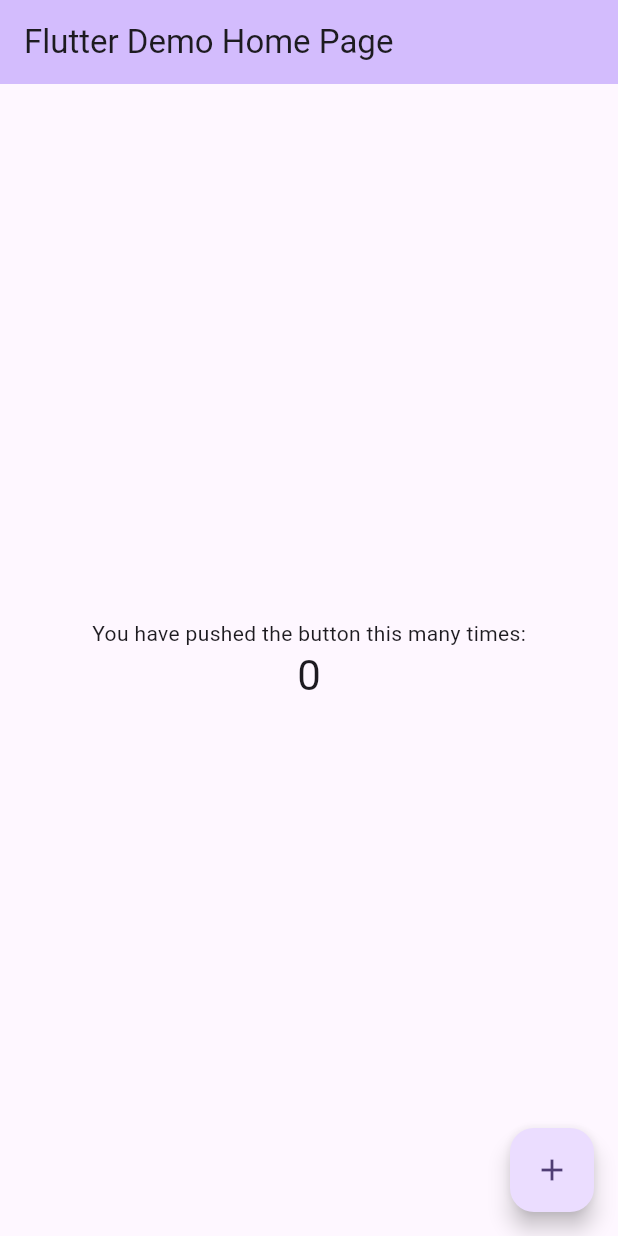
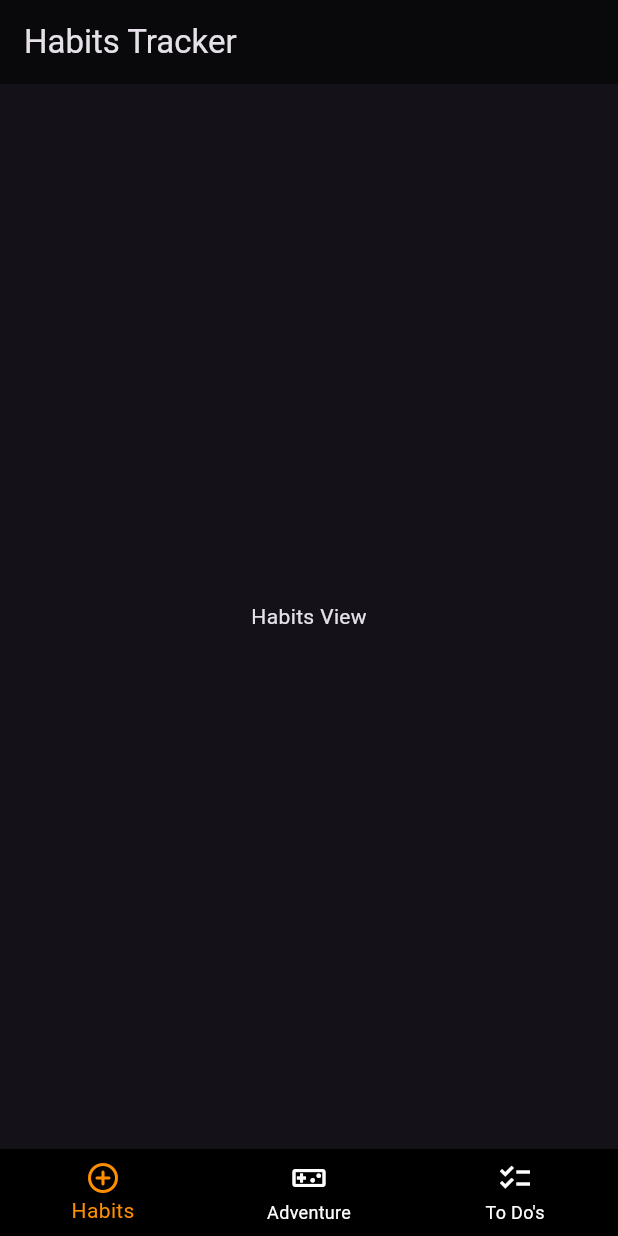
Before and after one commit to Cirrous/habitstracker, a Flutter app: the screen it shows after launch, on a phone screen of 412 x 824 dp. Run offline on Flutter 3.47's test engine with Material 3 defaults, Android fonts, the phone set to English and light mode, and no system bars.

Commit message:
Implement basic navigation and views

```diff
--- /dev/null
+++ b/lib/game_view.dart
@@ -0,0 +1,12 @@
+import 'package:flutter/material.dart';
+
+class GameView extends StatelessWidget {
+  const GameView({super.key});
+
+  @override
+  Widget build(BuildContext context) {
+    return Center(
+      child: Text('Game View'),
+    );
+  }
+}
--- /dev/null
+++ b/lib/habits_view.dart
@@ -0,0 +1,12 @@
+import 'package:flutter/material.dart';
+
+class HabitsView extends StatelessWidget {
+  const HabitsView({super.key});
+
+  @override
+  Widget build(BuildContext context) {
+    return Center(
+      child: Text('Habits View'),
+    );
+  }
+}
--- a/lib/main.dart
+++ b/lib/main.dart
@@ -1,125 +1,74 @@
   import 'package:flutter/material.dart';
+  import 'habits_view.dart';
+  import 'game_view.dart';
+  import 'todo_view.dart';
 
   void main() {
-  runApp(const MyApp());
+    runApp(MyApp());
   }
 
-class MyApp extends StatelessWidget {
+  class MyApp extends StatefulWidget {
     const MyApp({super.key});
 
-  // This widget is the root of your application.
     @override
-  Widget build(BuildContext context) {
-    return MaterialApp(
-      title: 'Flutter Demo',
-      theme: ThemeData(
-        // This is the theme of your application.
-        //
-        // TRY THIS: Try running your application with "flutter run". You'll see
-        // the application has a purple toolbar. Then, without quitting the app,
-        // try changing the seedColor in the colorScheme below to Colors.green
-        // and then invoke "hot reload" (save your changes or press the "hot
-        // reload" button in a Flutter-supported IDE, or press "r" if you used
-        // the command line to start the app).
-        //
-        // Notice that the counter didn't reset back to zero; the application
-        // state is not lost during the reload. To reset the state, use hot
-        // restart instead.
-        //
-        // This works for code too, not just values: Most code changes can be
-        // tested with just a hot reload.
-        colorScheme: ColorScheme.fromSeed(seedColor: Colors.deepPurple),
-        useMaterial3: true,
-      ),
-      home: const MyHomePage(title: 'Flutter Demo Home Page'),
-    );
-  }
+    _MyAppState createState() => _MyAppState();
   }
 
-class MyHomePage extends StatefulWidget {
-  const MyHomePage({super.key, required this.title});
+  class _MyAppState extends State<MyApp> {
+    int _selectedIndex = 0; // Index der aktuell ausgewählten View
 
-  // This widget is the home page of your application. It is stateful, meaning
-  // that it has a State object (defined below) that contains fields that affect
-  // how it looks.
+    // Liste der Views, die angezeigt werden
+    final List<Widget> _viewOptions = [
+      HabitsView(),
+      GameView(),
+      TodoView(),
+    ];
 
-  // This class is the configuration for the state. It holds the values (in this
-  // case the title) provided by the parent (in this case the App widget) and
-  // used by the build method of the State. Fields in a Widget subclass are
-  // always marked "final".
-
-  final String title;
-
-  @override
-  State<MyHomePage> createState() => _MyHomePageState();
-}
-
-class _MyHomePageState extends State<MyHomePage> {
-  int _counter = 0;
-
-  void _incrementCounter() {
+    // Methode zum Wechseln der View bei einem Tab
+    void _onItemTapped(int index) {
       setState(() {
-      // This call to setState tells the Flutter framework that something has
-      // changed in this State, which causes it to rerun the build method below
-      // so that the display can reflect the updated values. If we changed
-      // _counter without calling setState(), then the build method would not be
-      // called again, and so nothing would appear to happen.
-      _counter++;
+        _selectedIndex = index;
       });
     }
 
     @override
     Widget build(BuildContext context) {
-    // This method is rerun every time setState is called, for instance as done
-    // by the _incrementCounter method above.
-    //
-    // The Flutter framework has been optimized to make rerunning build methods
-    // fast, so that you can just rebuild anything that needs updating rather
-    // than having to individually change instances of widgets.
-    return Scaffold(
+      return MaterialApp(
+        title: 'My App',
+        theme: ThemeData(
+          brightness: Brightness.dark,
+          primarySwatch: Colors.blue,
+        ),
+        home: Scaffold(
           appBar: AppBar(
-        // TRY THIS: Try changing the color here to a specific color (to
-        // Colors.amber, perhaps?) and trigger a hot reload to see the AppBar
-        // change color while the other colors stay the same.
-        backgroundColor: Theme.of(context).colorScheme.inversePrimary,
-        // Here we take the value from the MyHomePage object that was created by
-        // the App.build method, and use it to set our appbar title.
-        title: Text(widget.title),
+            title: Text('Habits Tracker'),
+            backgroundColor: Colors.black54,
           ),
           body: Center(
-        // Center is a layout widget. It takes a single child and positions it
-        // in the middle of the parent.
-        child: Column(
-          // Column is also a layout widget. It takes a list of children and
-          // arranges them vertically. By default, it sizes itself to fit its
-          // children horizontally, and tries to be as tall as its parent.
-          //
-          // Column has various properties to control how it sizes itself and
-          // how it positions its children. Here we use mainAxisAlignment to
-          // center the children vertically; the main axis here is the vertical
-          // axis because Columns are vertical (the cross axis would be
-          // horizontal).
-          //
-          // TRY THIS: Invoke "debug painting" (choose the "Toggle Debug Paint"
-          // action in the IDE, or press "p" in the console), to see the
-          // wireframe for each widget.
-          mainAxisAlignment: MainAxisAlignment.center,
-          children: <Widget>[
-            const Text(
-              'You have pushed the button this many times:',
+            child: _viewOptions.elementAt(_selectedIndex), // Die ausgewählte View anzeigen
           ),
-            Text(
-              '$_counter',
-              style: Theme.of(context).textTheme.headlineMedium,
+          bottomNavigationBar: BottomNavigationBar(
+            backgroundColor: Colors.black,
+            items: const <BottomNavigationBarItem>[
+              BottomNavigationBarItem(
+                icon: Icon(Icons.add_circle_outline_rounded),
+                label: 'Habits',
+              ),
+              BottomNavigationBarItem(
+                icon: Icon(Icons.videogame_asset_outlined),
+                label: 'Adventure',
+              ),
+              BottomNavigationBarItem(
+                icon: Icon(Icons.checklist),
+                label: 'To Do\'s',
               ),
             ],
+            currentIndex: _selectedIndex,
+            selectedItemColor: Colors.amber[800],
+            unselectedItemColor: Colors.white,
+            onTap: _onItemTapped,
           ),
         ),
-      floatingActionButton: FloatingActionButton(
-        onPressed: _incrementCounter,
-        tooltip: 'Increment',
-        child: const Icon(Icons.add),
-      ), // This trailing comma makes auto-formatting nicer for build methods.
       );
     }
   }
--- /dev/null
+++ b/lib/todo_view.dart
@@ -0,0 +1,10 @@
+import 'package:flutter/material.dart';
+
+class TodoView extends StatelessWidget {
+  @override
+  Widget build(BuildContext context) {
+    return Center(
+      child: Text('Todo View'),
+    );
+  }
+}
```
Also changed, not shown: 1 other file. Lines whose indentation alone changed are shown as unchanged.
